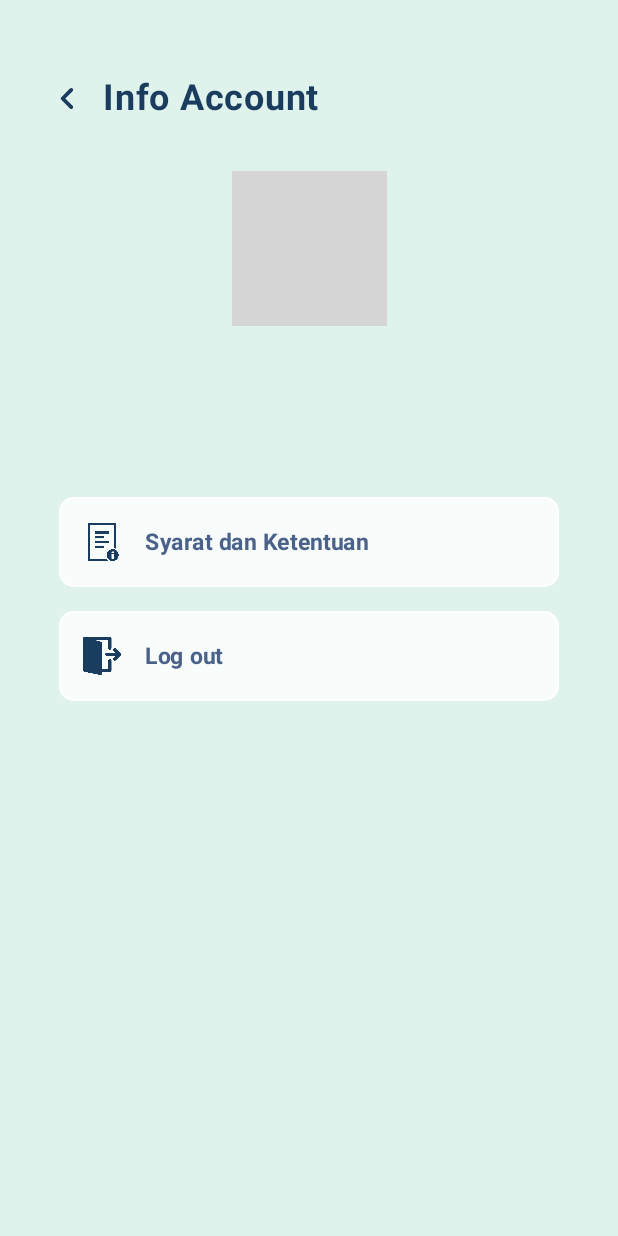
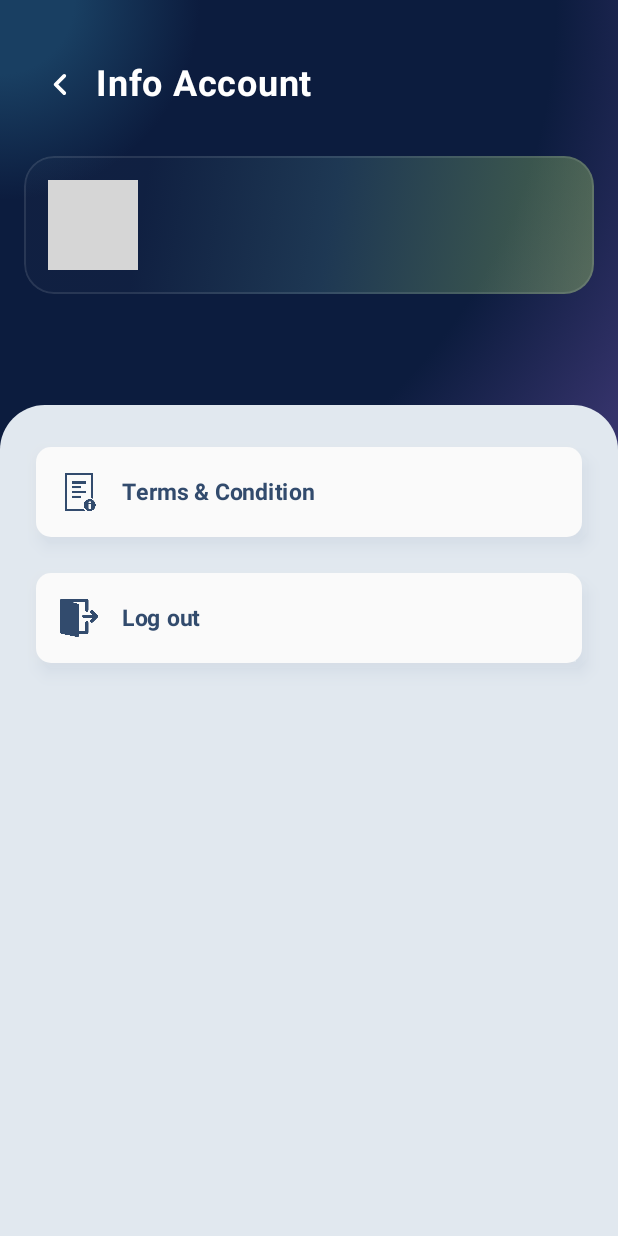
Before and after one commit to AlfredGeraldThendiwijaya/SmartAquarium, an Android app built with Jetpack Compose: the SettingScreen screen opened through its navigation route, on a phone screen of 412 x 824 dp. Run offline under Robolectric (Android 15) with nearby library versions, the phone set to English and light mode, and no system bars; our stand-ins replace Firebase (no records; nobody signed in at launch, a user with empty details on screens opened directly); pictures from the network do not load; grey boxes are pictures that could not be loaded.

Commit message:
update warna bahasa

```diff
--- a/app/src/main/java/com/example/smartaquarium/Component/component.kt
+++ b/app/src/main/java/com/example/smartaquarium/Component/component.kt
@@ -980,8 +980,8 @@ fun GaugeMeterWithStatus(
                 val formattedTds = tds?.toFloat()?.let { String.format("%.1f", it) } ?: "N/A"
                 ParameterItem(R.drawable.suhu, "Suhu", "$formattedTemperature °C")
                 ParameterItem(R.drawable.ph, "pH", "$formattedPh pH")
+                ParameterItem(R.drawable.ppm, "TDS", "$formattedTds ppm")
                 ParameterItem(R.drawable.turbidity, "NTU", "$formattedTurbidity NTU")
-                ParameterItem(R.drawable.ppm, "TDS", "$formattedTds ppm")
             }
         }
     }
--- a/app/src/main/java/com/example/smartaquarium/ViewUI/SettingScreen.kt
+++ b/app/src/main/java/com/example/smartaquarium/ViewUI/SettingScreen.kt
@@ -1,5 +1,6 @@
 package com.example.smartaquarium.ViewUI
 
+import android.content.res.Configuration
 import androidx.compose.foundation.BorderStroke
 import androidx.compose.foundation.Image
 import androidx.compose.foundation.background
@@ -9,11 +10,14 @@ import androidx.compose.foundation.layout.Arrangement
 import androidx.compose.foundation.layout.Box
 import androidx.compose.foundation.layout.BoxWithConstraints
 import androidx.compose.foundation.layout.Column
+import androidx.compose.foundation.layout.PaddingValues
 import androidx.compose.foundation.layout.Row
 import androidx.compose.foundation.layout.Spacer
+import androidx.compose.foundation.layout.fillMaxHeight
 import androidx.compose.foundation.layout.fillMaxSize
 import androidx.compose.foundation.layout.fillMaxWidth
 import androidx.compose.foundation.layout.height
+import androidx.compose.foundation.layout.heightIn
 import androidx.compose.foundation.layout.offset
 import androidx.compose.foundation.layout.padding
 import androidx.compose.foundation.layout.requiredHeight
@@ -21,7 +25,10 @@ import androidx.compose.foundation.layout.requiredWidth
 import androidx.compose.foundation.layout.size
 import androidx.compose.foundation.layout.width
 import androidx.compose.foundation.layout.wrapContentHeight
+import androidx.compose.foundation.lazy.LazyColumn
+import androidx.compose.foundation.rememberScrollState
 import androidx.compose.foundation.shape.RoundedCornerShape
+import androidx.compose.foundation.verticalScroll
 import androidx.compose.material.icons.Icons
 import androidx.compose.material.icons.rounded.KeyboardArrowLeft
 import androidx.compose.material3.Icon
@@ -29,13 +36,24 @@ import androidx.compose.material3.IconButton
 import androidx.compose.material3.Surface
 import androidx.compose.material3.Text
 import androidx.compose.runtime.Composable
+import androidx.compose.runtime.getValue
+import androidx.compose.runtime.remember
 import androidx.compose.ui.Alignment
 import androidx.compose.ui.Modifier
 import androidx.compose.ui.draw.clip
+import androidx.compose.ui.geometry.Offset
+import androidx.compose.runtime.mutableStateOf
+import androidx.compose.runtime.setValue
+import androidx.compose.ui.draw.shadow
+import androidx.compose.ui.graphics.Brush
 import androidx.compose.ui.graphics.Color
+import androidx.compose.ui.layout.onGloballyPositioned
+import androidx.compose.ui.platform.LocalConfiguration
 import androidx.compose.ui.res.painterResource
 import androidx.compose.ui.text.TextStyle
 import androidx.compose.ui.text.font.FontWeight
+import androidx.compose.ui.unit.Dp
+import androidx.compose.ui.unit.IntSize
 import androidx.compose.ui.unit.dp
 import androidx.compose.ui.unit.em
 import androidx.compose.ui.unit.sp
@@ -44,7 +62,9 @@ import coil.compose.rememberAsyncImagePainter
 import com.example.smartaquarium.R
 import com.example.smartaquarium.ui.theme.accentMint
 import com.example.smartaquarium.ui.theme.navyblue
+import com.example.smartaquarium.ui.theme.softWhite
 import com.google.firebase.auth.FirebaseAuth
+import kotlin.math.hypot
 
 @Composable
 fun SettingScreen(navController: NavController) {
@@ -52,142 +72,199 @@ fun SettingScreen(navController: NavController) {
     val displayName = user?.displayName?.split(" ")?.firstOrNull() ?: "Guest"
     val userEmail = user?.email ?: "No email"
     val userPhotoUrl = user?.photoUrl?.toString() ?: "https://via.placeholder.com/100"
-    Surface(
-        modifier = Modifier.fillMaxSize(),
-        color = accentMint
-    ) {
+
+    val configuration = LocalConfiguration.current
+    val isLandscape = configuration.orientation == Configuration.ORIENTATION_LANDSCAPE
+
+    val midnightGradient = listOf(
+        0.1f to Color(0xFF193F62),
+        0.27f to Color(0xFF0C1C3E),
+        0.65f to Color(0xFF0C1C3E),
+        0.75f to Color(0xFF0C1C3E),
+        1f to Color(0xFF35336B)
+    )
+
+    Surface(modifier = Modifier.fillMaxSize()) {
         BoxWithConstraints {
-            val screenWidth = maxWidth
-            val screenHeight = maxHeight
+            val width = constraints.maxWidth.toFloat()
+            val height = constraints.maxHeight.toFloat()
+            val radius = if (width / height > 1f) width * 0.6f else height * 0.6f
 
-            Column(
-                modifier = Modifier
-                    .fillMaxSize()
-                    .padding(horizontal = screenWidth * 0.05f), // Padding responsif
-                horizontalAlignment = Alignment.CenterHorizontally
-            ) {
+            val brush = Brush.radialGradient(
+                colorStops = midnightGradient.toTypedArray(),
+                center = Offset(0f, 0f),
+                radius = radius.coerceAtLeast(1f)
+            )
+
+            Box(modifier = Modifier.fillMaxSize().background(brush)) {
+                Column(modifier = Modifier.fillMaxSize()) {
+                    // Header
                     Row(
                         modifier = Modifier
                             .fillMaxWidth()
-                        .padding(top = screenHeight * 0.05f), // Padding responsif
-                    verticalAlignment = Alignment.CenterVertically,
-                    horizontalArrangement = Arrangement.Start
+                            .padding(top = 32.dp, start = 16.dp),
+                        verticalAlignment = Alignment.CenterVertically
                     ) {
                         IconButton(onClick = { navController.popBackStack() }) {
                             Icon(
                                 Icons.Rounded.KeyboardArrowLeft,
                                 contentDescription = null,
-                            modifier = Modifier.size(30.dp), // Ukuran icon lebih fleksibel
-                            tint = navyblue
+                                modifier = Modifier.size(30.dp),
+                                tint = Color.White
                             )
                         }
                         Text(
                             text = "Info Account",
                             fontSize = 24.sp,
                             fontWeight = FontWeight.Bold,
-                        color = navyblue
+                            color = Color.White
                         )
                     }
-                Spacer(Modifier.height(screenHeight * 0.03f)) // Spacer responsif
 
+                    Spacer(modifier = Modifier.height(24.dp))
+
+                    // Info Box
+                    val userGradient = Brush.linearGradient(
+                        colorStops = listOf(
+                            0.0f to Color(0xFFF2F2F2).copy(alpha = 0.02f),
+                            0.2f to Color(0xFFD8ECE9).copy(alpha = 0.02f),
+                            0.5f to Color(0xFF85D8CE).copy(alpha = 0.15f),
+                            1f to Color(0xFFC7F862).copy(alpha = 0.35f)
+                        ).toTypedArray(),
+                        start = Offset(0f, 0f),
+                        end = Offset(width, 100f)
+                    )
+
+                    Box(
+                        modifier = Modifier
+                            .fillMaxWidth()
+                            .padding(horizontal = if (isLandscape) 64.dp else 16.dp)
+                            .clip(RoundedCornerShape(20.dp))
+                            .background(userGradient)
+                            .border(1.dp, Color.White.copy(alpha = 0.1f), RoundedCornerShape(20.dp))
+                            .padding(16.dp)
+                    ) {
+                        Row(verticalAlignment = Alignment.CenterVertically) {
                             Image(
-                    painter = rememberAsyncImagePainter(model = userPhotoUrl),
+                                painter = rememberAsyncImagePainter(userPhotoUrl),
                                 contentDescription = "user_avatar",
                                 modifier = Modifier
-                        .size(screenWidth * 0.25f) // Ukuran gambar responsif
+                                    .size(60.dp)
                                     .clip(RoundedCornerShape(50))
                             )
-
-                Spacer(Modifier.height(screenHeight * 0.02f))
-
+                            Spacer(modifier = Modifier.width(16.dp))
+                            Column {
                                 Text(
                                     text = displayName,
                                     fontSize = 24.sp,
                                     fontWeight = FontWeight.Bold,
+                                    color = Color.White
                                 )
-                Spacer(Modifier.height(8.dp))
+                                Spacer(modifier = Modifier.height(8.dp))
                                 Text(
                                     text = userEmail,
                                     fontSize = 15.sp,
                                     fontWeight = FontWeight.Medium,
-                    color = Color.DarkGray
+                                    color = Color.White
                                 )
+                            }
+                        }
+                    }
 
-                Spacer(Modifier.height(screenHeight * 0.05f))
-
+                    Spacer(modifier = Modifier.height(74.dp))
+                    // Box putih bawah
                     Box(
                         modifier = Modifier
-                        .fillMaxWidth(0.9f)
-                        .height(60.dp)
-                        .clip(RoundedCornerShape(10.dp))
-                        .background(Color.White.copy(alpha = 0.8f))
-                        .border(BorderStroke(1.dp, Color.White), RoundedCornerShape(10.dp)),
-                    contentAlignment = Alignment.Center
+                            .fillMaxWidth()
+                            .background(
+                                color = Color(0xffe1e8ef),
+                                shape = RoundedCornerShape(topStart = 30.dp, topEnd = 30.dp)
+                            )
                     ) {
-                    Row(
-                        verticalAlignment = Alignment.CenterVertically,
-                        horizontalArrangement = Arrangement.Start,
-                        modifier = Modifier.fillMaxWidth()
-                            .padding(start = 16.dp)
-                            .clickable{
+                        Column(
+                            modifier = Modifier
+                                .fillMaxSize()
+                                .verticalScroll(rememberScrollState())
+                                .padding(horizontal = if (isLandscape) 64.dp else 24.dp, vertical = 28.dp),
+                            verticalArrangement = Arrangement.spacedBy(24.dp)
+                        ) {
+                            NeumorphicSettingItem(
+                                cornerRadius = 10.dp,
+                                icon = R.drawable.paper_11023693,
+                                label = "Terms & Condition"
+                            ) {
                                 navController.navigate("termsandcondition")
                             }
+
+                            NeumorphicSettingItem(
+                                cornerRadius = 10.dp,
+                                icon = R.drawable.exit_320140,
+                                label = "Log out"
                             ) {
+                                FirebaseAuth.getInstance().signOut()
+                                navController.navigate("login") {
+                                    popUpTo("home") { inclusive = true }
+                                }
+                            }
+
+                            // Tambah item lain di sini jika diperlukan
+                        }
+                    }
+                }
+            }
+        }
+    }
+}
+
+
+@Composable
+fun NeumorphicSettingItem(
+    cornerRadius: Dp,
+    icon: Int,
+    label: String,
+    onClick: () -> Unit
+) {
+    Box(
+        modifier = Modifier
+            .fillMaxWidth()
+            .height(60.dp)
+            .clickable { onClick() }
+    ) {
+        Box(
+            modifier = Modifier
+                .matchParentSize()
+                .offset(3.dp, 3.dp)
+                .shadow(6.dp, RoundedCornerShape(cornerRadius), ambientColor = Color(0xFFB0BEC5), spotColor = Color(0xFFA3B1C6))
+        )
+        Box(
+            modifier = Modifier
+                .matchParentSize()
+                .offset((-3).dp, (-3).dp)
+                .shadow(4.dp, RoundedCornerShape(cornerRadius), ambientColor = Color(0xFFF6F9FC), spotColor = Color(0xFFE0E0E0))
+        )
+        Box(
+            modifier = Modifier
+                .matchParentSize()
+                .clip(RoundedCornerShape(cornerRadius))
+                .background(Color(0xFFFAFAFA))
+                .padding(horizontal = 16.dp),
+            contentAlignment = Alignment.CenterStart
+        ) {
+            Row(verticalAlignment = Alignment.CenterVertically) {
                 Icon(
-                            painter = painterResource(id = R.drawable.paper_11023693),
-                            contentDescription = "terms condition",
+                    painter = painterResource(id = icon),
+                    contentDescription = label,
                     modifier = Modifier.size(25.dp),
-                            tint = navyblue
+                    tint = Color(0xff324b6d)
                 )
-                        Spacer(modifier = Modifier.width(16.dp)) // Tambahkan jarak antara ikon & teks
+                Spacer(modifier = Modifier.width(16.dp))
                 Text(
-                            text = "Syarat dan Ketentuan",
-                            color = Color(0xff4a628a),
+                    text = label,
+                    color = Color(0xff324b6d),
                     fontSize = 15.sp,
                     fontWeight = FontWeight.Bold
                 )
             }
         }
-                Spacer(Modifier.height(16.dp))
-                Box(
-                    modifier = Modifier
-                        .fillMaxWidth(0.9f)
-                        .height(60.dp)
-                        .clip(RoundedCornerShape(10.dp))
-                        .background(Color.White.copy(alpha = 0.8f))
-                        .border(BorderStroke(1.dp, Color.White), RoundedCornerShape(10.dp))
-                        .clickable {
-                            FirebaseAuth.getInstance().signOut()  // Logout dari Firebase
-                            navController.navigate("login") {
-                                popUpTo("home") { inclusive = true } // Hapus HomeScreen dari backstack
-                            }
-                        },
-                    contentAlignment = Alignment.Center
-                ) {
-                    Row(
-                        verticalAlignment = Alignment.CenterVertically,
-                        horizontalArrangement = Arrangement.Start,
-                        modifier = Modifier
-                            .fillMaxWidth()
-                            .padding(start = 16.dp)
-                    ) {
-                        Icon(
-                            painter = painterResource(id = R.drawable.exit_320140),
-                            contentDescription = "Logout",
-                            modifier = Modifier.size(25.dp),
-                            tint = navyblue
-                        )
-                        Spacer(modifier = Modifier.width(16.dp))
-                        Text(
-                            text = "Log out",
-                            color = Color(0xff4a628a),
-                            fontSize = 15.sp,
-                            fontWeight = FontWeight.Bold
-                        )
     }
 }
-
-            }
-        }
-    }
-}
```
Also changed, not shown: app/src/main/java/com/example/smartaquarium/ViewUI/DetailScreen.kt (+21 -18 lines), app/src/main/java/com/example/smartaquarium/ViewUI/Detect_fishScreen.kt (+17 -6 lines), app/src/main/java/com/example/smartaquarium/ViewUI/Feeder.kt (+51 -6 lines), app/src/main/java/com/example/smartaquarium/ViewUI/TermsAndConditionScreen.kt (+28 -28 lines). Lines whose indentation alone changed are shown as unchanged.
